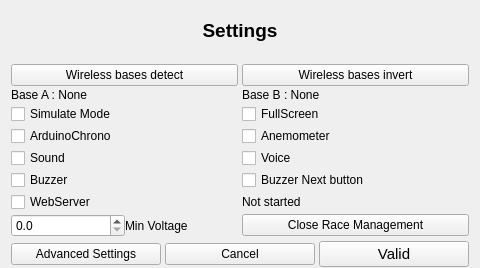
Above: F3FChrono/gui/WSettings.ui from jomarin38/F3FChrono before the change. Below: the same form after it.
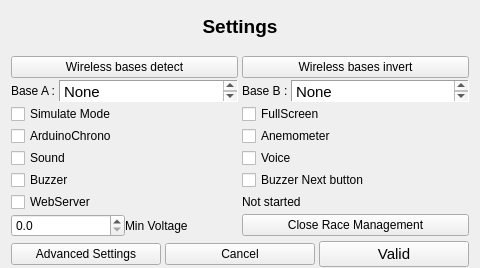
That is the form after the change.

Commit message:
remove chrono rpi class adding udp base functions detect and invert Arduino firmware has been upgrade to force base by rpi with rs232
next step chrono state diagram upgrade

Patch:
```diff
--- a/F3FChrono/gui/WSettings.ui
+++ b/F3FChrono/gui/WSettings.ui
@@ -174,9 +174,51 @@
        <item row="1" column="0">
         <layout class="QHBoxLayout" name="horizontalLayout_5">
          <item>
-          <widget class="QLabel" name="baseA_IP">
+          <widget class="QLabel" name="baseA_label">
+           <property name="sizePolicy">
+            <sizepolicy hsizetype="Fixed" vsizetype="Preferred">
+             <horstretch>0</horstretch>
+             <verstretch>0</verstretch>
+            </sizepolicy>
+           </property>
+           <property name="minimumSize">
+            <size>
+             <width>2</width>
+             <height>0</height>
+            </size>
+           </property>
            <property name="text">
-            <string>Base A : None</string>
+            <string>Base A : </string>
+           </property>
+          </widget>
+         </item>
+         <item>
+          <widget class="QTextEdit" name="baseA_IP">
+           <property name="sizePolicy">
+            <sizepolicy hsizetype="Ignored" vsizetype="Ignored">
+             <horstretch>0</horstretch>
+             <verstretch>0</verstretch>
+            </sizepolicy>
+           </property>
+           <property name="minimumSize">
+            <size>
+             <width>0</width>
+             <height>22</height>
+            </size>
+           </property>
+           <property name="frameShape">
+            <enum>QFrame::Panel</enum>
+           </property>
+           <property name="html">
+            <string>&lt;!DOCTYPE HTML PUBLIC &quot;-//W3C//DTD HTML 4.0//EN&quot; &quot;http://www.w3.org/TR/REC-html40/strict.dtd&quot;&gt;
+&lt;html&gt;&lt;head&gt;&lt;meta name=&quot;qrichtext&quot; content=&quot;1&quot; /&gt;&lt;style type=&quot;text/css&quot;&gt;
+p, li { white-space: pre-wrap; }
+&lt;/style&gt;&lt;/head&gt;&lt;body style=&quot; font-family:'Ubuntu'; font-size:11pt; font-weight:400; font-style:normal;&quot;&gt;
+&lt;p style=&quot; margin-top:0px; margin-bottom:0px; margin-left:0px; margin-right:0px; -qt-block-indent:0; text-indent:0px;&quot;&gt;None&lt;/p&gt;
+&lt;p style=&quot;-qt-paragraph-type:empty; margin-top:0px; margin-bottom:0px; margin-left:0px; margin-right:0px; -qt-block-indent:0; text-indent:0px;&quot;&gt;&lt;br /&gt;&lt;/p&gt;&lt;/body&gt;&lt;/html&gt;</string>
+           </property>
+           <property name="textInteractionFlags">
+            <set>Qt::NoTextInteraction</set>
            </property>
           </widget>
          </item>
@@ -185,15 +227,53 @@
        <item row="1" column="1">
         <layout class="QHBoxLayout" name="horizontalLayout_3">
          <item>
-          <widget class="QLabel" name="baseB_IP">
-           <property name="maximumSize">
+          <widget class="QLabel" name="baseB_label">
+           <property name="sizePolicy">
+            <sizepolicy hsizetype="Fixed" vsizetype="Preferred">
+             <horstretch>0</horstretch>
+             <verstretch>0</verstretch>
+            </sizepolicy>
+           </property>
+           <property name="minimumSize">
             <size>
-             <width>16777215</width>
-             <height>16777215</height>
+             <width>2</width>
+             <height>0</height>
             </size>
            </property>
            <property name="text">
-            <string>Base B : None</string>
+            <string>Base B : </string>
+           </property>
+          </widget>
+         </item>
+         <item>
+          <widget class="QTextEdit" name="baseB_IP">
+           <property name="sizePolicy">
+            <sizepolicy hsizetype="Ignored" vsizetype="Ignored">
+             <horstretch>0</horstretch>
+             <verstretch>0</verstretch>
+            </sizepolicy>
+           </property>
+           <property name="minimumSize">
+            <size>
+             <width>0</width>
+             <height>22</height>
+            </size>
+           </property>
+           <property name="frameShape">
+            <enum>QFrame::Panel</enum>
+           </property>
+           <property name="frameShadow">
+            <enum>QFrame::Sunken</enum>
+           </property>
+           <property name="html">
+            <string>&lt;!DOCTYPE HTML PUBLIC &quot;-//W3C//DTD HTML 4.0//EN&quot; &quot;http://www.w3.org/TR/REC-html40/strict.dtd&quot;&gt;
+&lt;html&gt;&lt;head&gt;&lt;meta name=&quot;qrichtext&quot; content=&quot;1&quot; /&gt;&lt;style type=&quot;text/css&quot;&gt;
+p, li { white-space: pre-wrap; }
+&lt;/style&gt;&lt;/head&gt;&lt;body style=&quot; font-family:'Ubuntu'; font-size:11pt; font-weight:400; font-style:normal;&quot;&gt;
+&lt;p style=&quot; margin-top:0px; margin-bottom:0px; margin-left:0px; margin-right:0px; -qt-block-indent:0; text-indent:0px;&quot;&gt;None&lt;/p&gt;&lt;/body&gt;&lt;/html&gt;</string>
+           </property>
+           <property name="textInteractionFlags">
+            <set>Qt::NoTextInteraction</set>
            </property>
           </widget>
          </item>
```
The commit also changes 9 other files.
